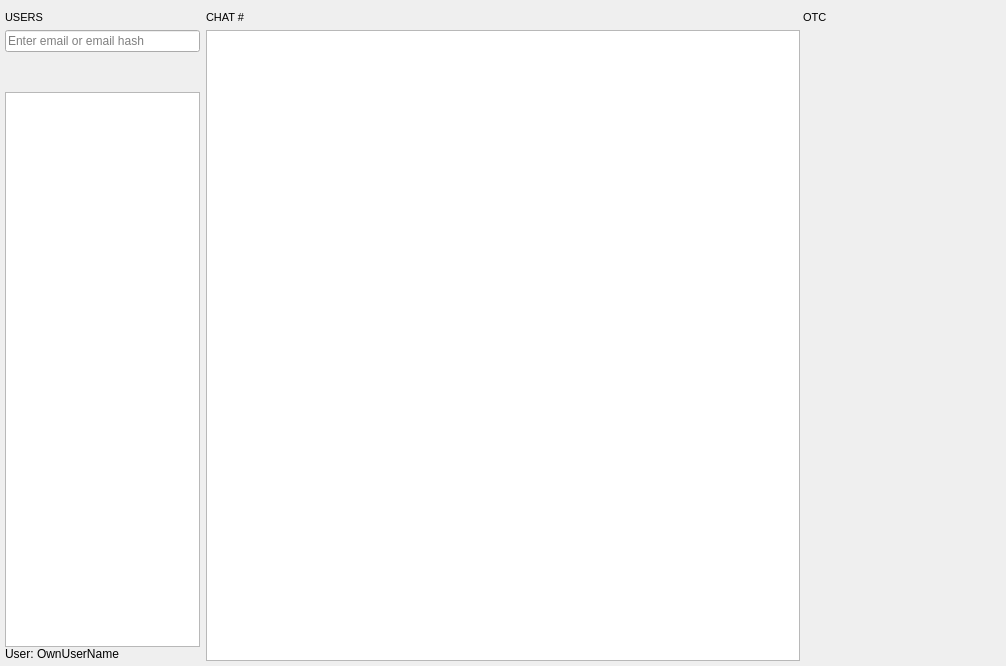
The window that BlockSettleUILib/ChatWidget.ui (BlockSettle/common) describes before a commit, drawn with Qt 5.
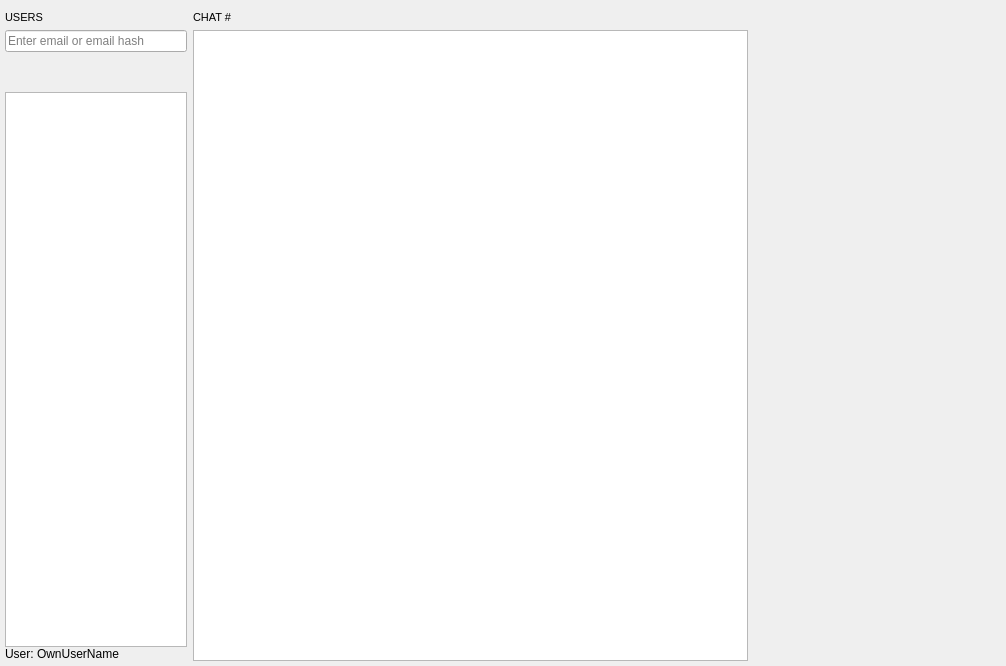
The same window after the commit. The open tabs and pages were chosen to show the change. Custom widgets are drawn as their Qt base class.

Commit message: Add basic OTC request/response UI

```diff
--- a/BlockSettleUILib/ChatWidget.ui
+++ b/BlockSettleUILib/ChatWidget.ui
@@ -595,6 +595,18 @@
        </item>
        <item>
         <widget class="QFrame" name="roomsFrame">
+         <property name="minimumSize">
+          <size>
+           <width>250</width>
+           <height>0</height>
+          </size>
+         </property>
+         <property name="maximumSize">
+          <size>
+           <width>250</width>
+           <height>16777215</height>
+          </size>
+         </property>
          <property name="autoFillBackground">
           <bool>false</bool>
          </property>
@@ -615,40 +627,7 @@
            <number>0</number>
           </property>
           <item>
-           <widget class="QLabel" name="label">
-            <property name="minimumSize">
-             <size>
-              <width>0</width>
-              <height>25</height>
-             </size>
-            </property>
-            <property name="maximumSize">
-             <size>
-              <width>16777215</width>
-              <height>25</height>
-             </size>
-            </property>
-            <property name="font">
-             <font>
-              <pointsize>8</pointsize>
-             </font>
-            </property>
-            <property name="text">
-             <string>OTC</string>
-            </property>
-            <property name="alignment">
-             <set>Qt::AlignLeading|Qt::AlignLeft|Qt::AlignVCenter</set>
-            </property>
-            <property name="headerLabel" stdset="0">
-             <bool>true</bool>
-            </property>
-            <property name="headerPanel" stdset="0">
-             <bool>true</bool>
-            </property>
-           </widget>
-          </item>
-          <item>
-           <widget class="QStackedWidget" name="stackedWidget_2">
+           <widget class="QStackedWidget" name="stackedWidgetOTC">
             <property name="lineWidth">
              <number>0</number>
             </property>
@@ -656,6 +635,7 @@
              <number>0</number>
             </property>
             <widget class="CreateOTCRequestWidget" name="widgetCreateOTCRequest"/>
+            <widget class="CreateOTCResponseWidget" name="widgetCreateOTCResponse"/>
            </widget>
           </item>
          </layout>
@@ -698,6 +678,12 @@
    <extends>QWidget</extends>
    <header>CreateOTCRequestWidget.h</header>
   </customwidget>
+  <customwidget>
+   <class>CreateOTCResponseWidget</class>
+   <extends>QWidget</extends>
+   <header location="global">CreateOTCResponseWidget.h</header>
+   <container>1</container>
+  </customwidget>
  </customwidgets>
  <resources/>
  <connections/>
```
Left out of the diff: 2 changed lines with no effect on the pictures. The commit also changes 15 other files.
